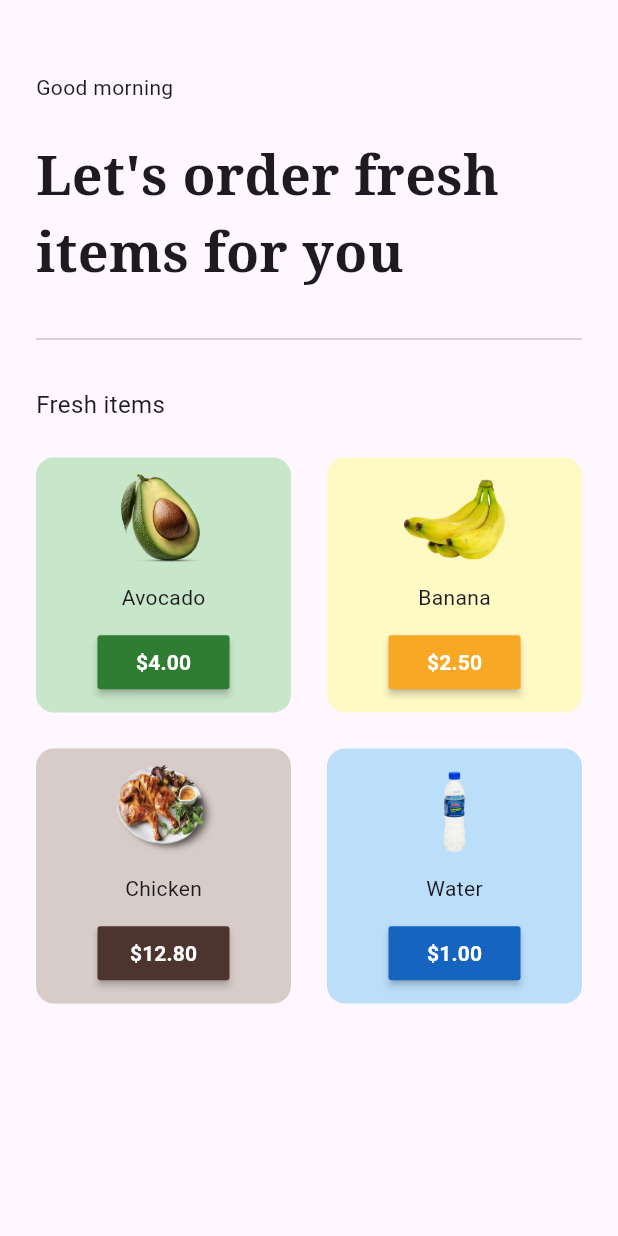
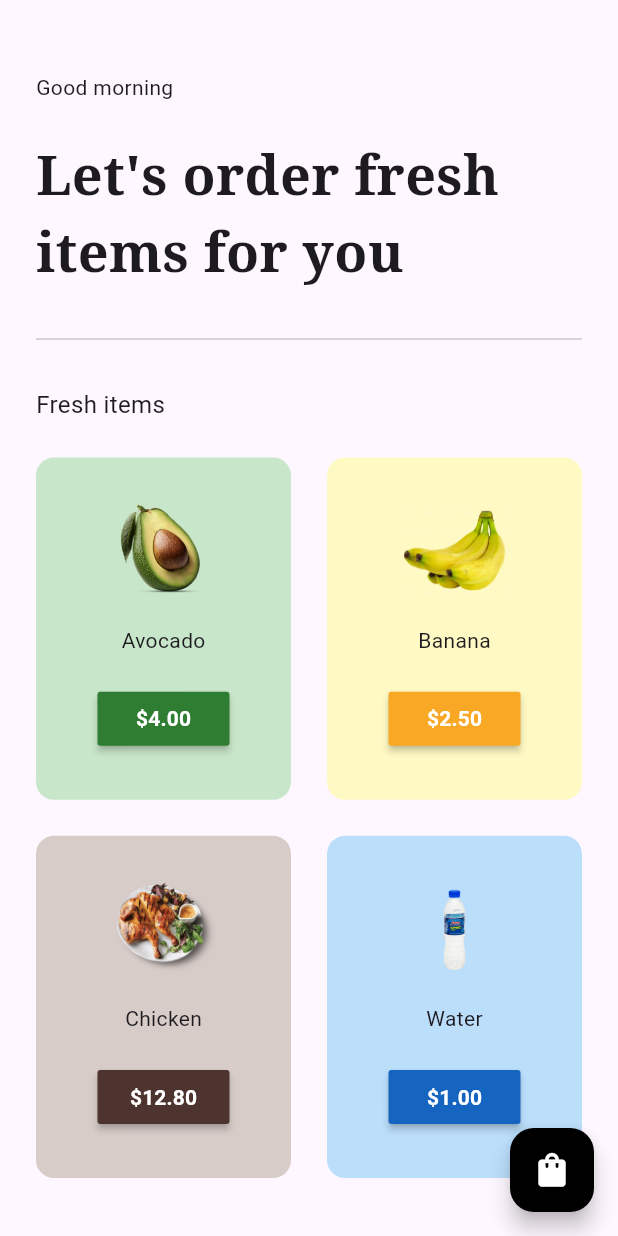
Before and after one commit to lethanhtung22062002/Grocery, a Flutter app: the screen it shows after launch, after a tap on "Get Started", on a phone screen of 412 x 824 dp. Run offline on Flutter 3.47's test engine with Material 3 defaults, Android fonts, the phone set to English and light mode, and no system bars; our stand-ins replace google_fonts.

```diff
--- /dev/null
+++ b/devtools_options.yaml
@@ -0,0 +1,3 @@
+description: This file stores settings for Dart & Flutter DevTools.
+documentation: https://docs.flutter.dev/tools/devtools/extensions#configure-extension-enablement-states
+extensions:
--- a/lib/components/grocery_item_tile.dart
+++ b/lib/components/grocery_item_tile.dart
@@ -5,13 +5,15 @@ class GroceryItemTile extends StatelessWidget {
   final String itemPrice;
   final String itemPath;
   final color;
+  void Function()? onPressed;
 
-  const GroceryItemTile({
+  GroceryItemTile({
     super.key,
     required this.itemName,
     required this.itemPrice,
     required this.itemPath,
     required this.color,
+    required this.onPressed,
   });
 
   @override
@@ -19,6 +21,7 @@ class GroceryItemTile extends StatelessWidget {
     return Padding(
       padding: const EdgeInsets.all(12.0),
       child: Container(
+          padding: const EdgeInsets.all(12),
           decoration: BoxDecoration(
             color: color[100],
             borderRadius: BorderRadius.circular(12),
@@ -35,10 +38,10 @@ class GroceryItemTile extends StatelessWidget {
               Text(itemName),
               // price + button
               MaterialButton(
-                onPressed: () {},
+                onPressed: onPressed,
                 color: color[800],
                 child: Text(
-                  '\$' + itemPrice,
+                  '\$$itemPrice',
                   style: const TextStyle(
                     color: Colors.white,
                     fontWeight: FontWeight.bold,
--- a/lib/pages/home_page.dart
+++ b/lib/pages/home_page.dart
@@ -2,6 +2,7 @@ import 'package:flutter/material.dart';
 import 'package:google_fonts/google_fonts.dart';
 import 'package:grocery_shop_app/components/grocery_item_tile.dart';
 import 'package:grocery_shop_app/model/cart_model.dart';
+import 'package:grocery_shop_app/pages/cart_page.dart';
 import 'package:provider/provider.dart';
 
 class HomePage extends StatelessWidget {
@@ -10,6 +11,18 @@ class HomePage extends StatelessWidget {
   @override
   Widget build(BuildContext context) {
     return Scaffold(
+      floatingActionButton: FloatingActionButton(
+        onPressed: () => Navigator.push(
+          context,
+          MaterialPageRoute(
+            builder: (context) {
+              return const CartPage();
+            },
+          ),
+        ),
+        backgroundColor: Colors.black,
+        child: const Icon(Icons.shopping_bag, color: Colors.white, size: 27),
+      ),
       body: SafeArea(
         child: Column(
           crossAxisAlignment: CrossAxisAlignment.start,
@@ -25,7 +38,7 @@ class HomePage extends StatelessWidget {
             const SizedBox(
               height: 24,
             ),
-            // let's start shopping
+            // let's order fresh items for you
             Padding(
               padding: const EdgeInsets.symmetric(horizontal: 24),
               child: Text(
@@ -36,6 +49,7 @@ class HomePage extends StatelessWidget {
                 ),
               ),
             ),
+
             const SizedBox(
               height: 24,
             ),
@@ -63,17 +77,22 @@ class HomePage extends StatelessWidget {
                 builder: (context, value, child) {
                   return GridView.builder(
                     itemCount: value.shopItems.length,
-                    padding: EdgeInsets.all(12),
+                    padding: const EdgeInsets.all(12),
                     gridDelegate:
                         const SliverGridDelegateWithFixedCrossAxisCount(
-                            crossAxisCount: 2),
+                      crossAxisCount: 2,
+                      childAspectRatio: 1 / 1.3,
+                    ),
                     itemBuilder: (context, index) {
                       return GroceryItemTile(
-                        itemName: value.shopItems[index][0],
-                        itemPrice: value.shopItems[index][1],
-                        itemPath: value.shopItems[index][2],
-                        color: value.shopItems[index][3],
-                      );
+                          itemName: value.shopItems[index][0],
+                          itemPrice: value.shopItems[index][1],
+                          itemPath: value.shopItems[index][2],
+                          color: value.shopItems[index][3],
+                          onPressed: () {
+                            Provider.of<CartModel>(context, listen: false)
+                                .addToCart(index);
+                          });
                     },
                   );
                 },
--- a/pubspec.yaml
+++ b/pubspec.yaml
@@ -36,7 +36,7 @@ dependencies:
   # Use with the CupertinoIcons class for iOS style icons.
   cupertino_icons: ^1.0.8
   google_fonts: ^6.2.1
-  provider: ^6.1.5
+  provider:
 
 dev_dependencies:
   flutter_test:
```
Also changed, not shown: lib/model/cart_model.dart (+28 -0 lines), lib/pages/cart_page.dart (added, +129 -0 lines).
